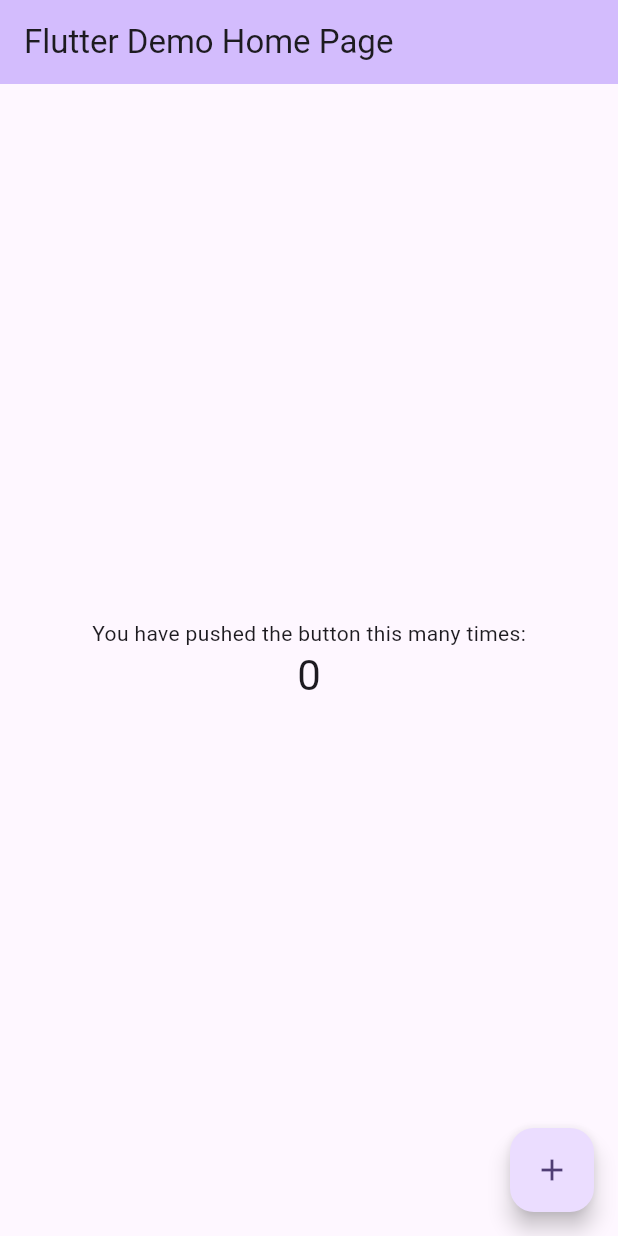
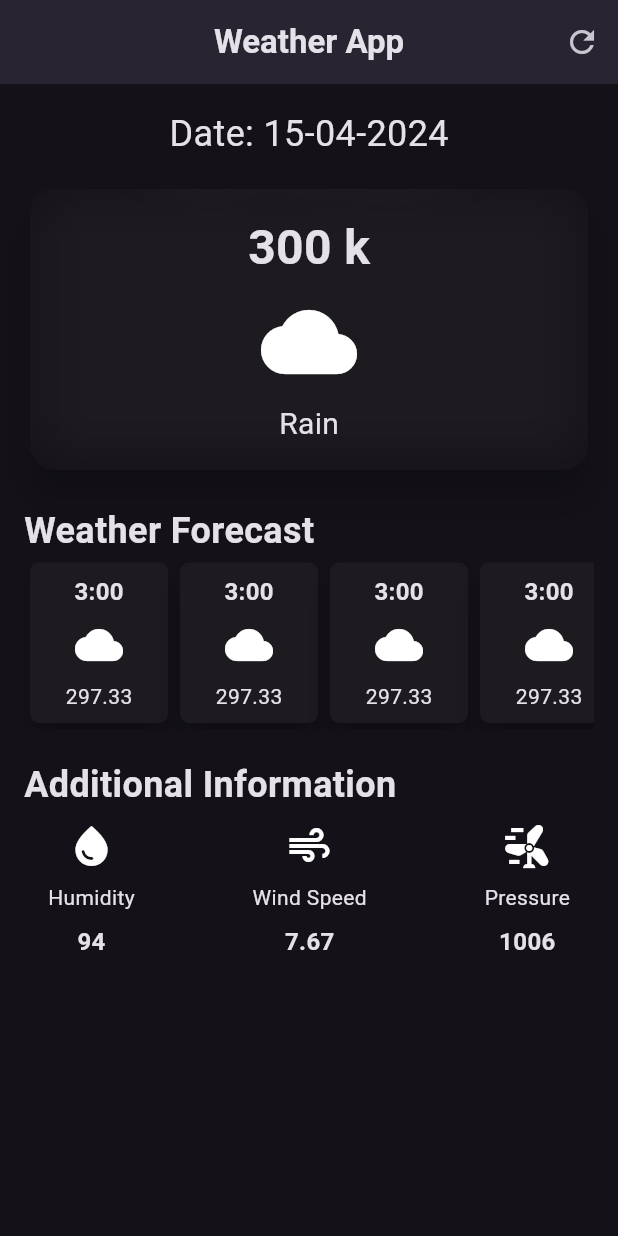
Before and after one commit to uttamkpal/weather_app, a Flutter app: the screen it shows after launch, on a phone screen of 412 x 824 dp. Run offline on Flutter 3.47's test engine with Material 3 defaults, Android fonts, the phone set to English and light mode, and no system bars.

Commit message:
Finish Design layout of the weather App

```diff
--- a/lib/main.dart
+++ b/lib/main.dart
@@ -1,4 +1,5 @@
 import 'package:flutter/material.dart';
+import 'package:weather_app/screens/weather_screen.dart';
 
 void main() {
   runApp(const MyApp());
@@ -11,115 +12,12 @@ class MyApp extends StatelessWidget {
   @override
   Widget build(BuildContext context) {
     return MaterialApp(
-      title: 'Flutter Demo',
-      theme: ThemeData(
-        // This is the theme of your application.
-        //
-        // TRY THIS: Try running your application with "flutter run". You'll see
-        // the application has a purple toolbar. Then, without quitting the app,
-        // try changing the seedColor in the colorScheme below to Colors.green
-        // and then invoke "hot reload" (save your changes or press the "hot
-        // reload" button in a Flutter-supported IDE, or press "r" if you used
-        // the command line to start the app).
-        //
-        // Notice that the counter didn't reset back to zero; the application
-        // state is not lost during the reload. To reset the state, use hot
-        // restart instead.
-        //
-        // This works for code too, not just values: Most code changes can be
-        // tested with just a hot reload.
-        colorScheme: ColorScheme.fromSeed(seedColor: Colors.deepPurple),
+      title: 'Weather App',
+      theme: ThemeData.dark(
         useMaterial3: true,
       ),
-      home: const MyHomePage(title: 'Flutter Demo Home Page'),
+      debugShowCheckedModeBanner: false,
+      home: const WeatherScreen(),
     );
   }
 }
-
-class MyHomePage extends StatefulWidget {
-  const MyHomePage({super.key, required this.title});
-
-  // This widget is the home page of your application. It is stateful, meaning
-  // that it has a State object (defined below) that contains fields that affect
-  // how it looks.
-
-  // This class is the configuration for the state. It holds the values (in this
-  // case the title) provided by the parent (in this case the App widget) and
-  // used by the build method of the State. Fields in a Widget subclass are
-  // always marked "final".
-
-  final String title;
-
-  @override
-  State<MyHomePage> createState() => _MyHomePageState();
-}
-
-class _MyHomePageState extends State<MyHomePage> {
-  int _counter = 0;
-
-  void _incrementCounter() {
-    setState(() {
-      // This call to setState tells the Flutter framework that something has
-      // changed in this State, which causes it to rerun the build method below
-      // so that the display can reflect the updated values. If we changed
-      // _counter without calling setState(), then the build method would not be
-      // called again, and so nothing would appear to happen.
-      _counter++;
-    });
-  }
-
-  @override
-  Widget build(BuildContext context) {
-    // This method is rerun every time setState is called, for instance as done
-    // by the _incrementCounter method above.
-    //
-    // The Flutter framework has been optimized to make rerunning build methods
-    // fast, so that you can just rebuild anything that needs updating rather
-    // than having to individually change instances of widgets.
-    return Scaffold(
-      appBar: AppBar(
-        // TRY THIS: Try changing the color here to a specific color (to
-        // Colors.amber, perhaps?) and trigger a hot reload to see the AppBar
-        // change color while the other colors stay the same.
-        backgroundColor: Theme.of(context).colorScheme.inversePrimary,
-        // Here we take the value from the MyHomePage object that was created by
-        // the App.build method, and use it to set our appbar title.
-        title: Text(widget.title),
-      ),
-      body: Center(
-        // Center is a layout widget. It takes a single child and positions it
-        // in the middle of the parent.
-        child: Column(
-          // Column is also a layout widget. It takes a list of children and
-          // arranges them vertically. By default, it sizes itself to fit its
-          // children horizontally, and tries to be as tall as its parent.
-          //
-          // Column has various properties to control how it sizes itself and
-          // how it positions its children. Here we use mainAxisAlignment to
-          // center the children vertically; the main axis here is the vertical
-          // axis because Columns are vertical (the cross axis would be
-          // horizontal).
-          //
-          // TRY THIS: Invoke "debug painting" (choose the "Toggle Debug Paint"
-          // action in the IDE, or press "p" in the console), to see the
-          // wireframe for each widget.
-          mainAxisAlignment: MainAxisAlignment.center,
-          children: <Widget>[
-            const Text(
-              'You have pushed the button this many times:',
-            ),
-            Text(
-              '$_counter',
-              style: Theme.of(context).textTheme.headlineMedium,
-            ),
-          ],
-        ),
-      ),
-      floatingActionButton: FloatingActionButton(
-        onPressed: _incrementCounter,
-        tooltip: 'Increment',
-        child: const Icon(Icons.add),
-      ), // This trailing comma makes auto-formatting nicer for build methods.
-    );
-  }
-}
--- /dev/null
+++ b/lib/screens/weather_screen.dart
@@ -0,0 +1,174 @@
+import 'dart:ui';
+import 'package:flutter/material.dart';
+import 'package:flutter/widgets.dart';
+import 'package:weather_app/widgets/additional_info_item.dart';
+import 'package:weather_app/widgets/hourly_forecast_item.dart';
+
+class WeatherScreen extends StatelessWidget {
+  const WeatherScreen({super.key});
+
+  @override
+  Widget build(BuildContext context) {
+    return Scaffold(
+      appBar: AppBar(
+        title: const Text(
+          "Weather App",
+          style: TextStyle(
+            fontWeight: FontWeight.bold,
+          ),
+        ),
+        centerTitle: true,
+        elevation: 20,
+        backgroundColor: Colors.black38,
+        actions: [
+          IconButton(
+            onPressed: () {},
+            icon: const Icon(Icons.refresh),
+          ),
+        ],
+      ),
+      body: Padding(
+        padding: const EdgeInsets.all(16.0),
+        child: Column(
+          mainAxisAlignment: MainAxisAlignment.start,
+          crossAxisAlignment: CrossAxisAlignment.start,
+          children: [
+            const Center(
+              child: Text(
+                'Date: 15-04-2024',
+                style: TextStyle(
+                  fontSize: 24,
+                ),
+              ),
+            ),
+            const SizedBox(
+              height: 16,
+            ),
+            SizedBox(
+              width: double.infinity,
+              child: Card(
+                elevation: 10,
+                shape: RoundedRectangleBorder(
+                  borderRadius: BorderRadius.circular(16),
+                ),
+                child: ClipRRect(
+                  borderRadius: BorderRadius.circular(16),
+                  child: BackdropFilter(
+                    filter: ImageFilter.blur(
+                      sigmaX: 20,
+                      sigmaY: 20,
+                    ),
+                    child: const Padding(
+                      padding: EdgeInsets.all(16.0),
+                      child: Column(
+                        children: [
+                          Text(
+                            "300 k",
+                            style: TextStyle(
+                              fontSize: 32,
+                              fontWeight: FontWeight.bold,
+                            ),
+                          ),
+                          SizedBox(height: 8),
+                          Icon(
+                            Icons.cloud,
+                            size: 64,
+                          ),
+                          SizedBox(height: 8),
+                          Text(
+                            "Rain",
+                            style: TextStyle(
+                              fontSize: 20,
+                            ),
+                          ),
+                        ],
+                      ),
+                    ),
+                  ),
+                ),
+              ),
+            ),
+            const SizedBox(height: 20),
+            const Column(
+              crossAxisAlignment: CrossAxisAlignment.start,
+              children: [
+                Text(
+                  "Weather Forecast",
+                  style: TextStyle(
+                    fontSize: 24,
+                    fontWeight: FontWeight.bold,
+                  ),
+                ),
+                SingleChildScrollView(
+                  scrollDirection: Axis.horizontal,
+                  child: Row(
+                    children: [
+                      HourlyForecastItem(
+                        time: "3:00",
+                        icon: Icons.cloud,
+                        tempareture: '297.33',
+                      ),
+                      HourlyForecastItem(
+                        time: "3:00",
+                        icon: Icons.cloud,
+                        tempareture: '297.33',
+                      ),
+                      HourlyForecastItem(
+                        time: "3:00",
+                        icon: Icons.cloud,
+                        tempareture: '297.33',
+                      ),
+                      HourlyForecastItem(
+                        time: "3:00",
+                        icon: Icons.cloud,
+                        tempareture: '297.33',
+                      ),
+                      HourlyForecastItem(
+                        time: "3:00",
+                        icon: Icons.cloud,
+                        tempareture: '297.33',
+                      ),
+                    ],
+                  ),
+                )
+              ],
+            ),
+            const SizedBox(height: 20),
+            const Column(
+              crossAxisAlignment: CrossAxisAlignment.start,
+              children: [
+                Text(
+                  "Additional Information",
+                  style: TextStyle(
+                    fontSize: 24,
+                    fontWeight: FontWeight.bold,
+                  ),
+                ),
+                Row(
+                  mainAxisAlignment: MainAxisAlignment.spaceBetween,
+                  children: [
+                    AdditionalInfoItem(
+                      icon: Icons.water_drop,
+                      label: "Humidity",
+                      value: '94',
+                    ),
+                    AdditionalInfoItem(
+                      icon: Icons.air,
+                      label: "Wind Speed",
+                      value: '7.67',
+                    ),
+                    AdditionalInfoItem(
+                      icon: Icons.wind_power,
+                      label: "Pressure",
+                      value: '1006',
+                    ),
+                  ],
+                )
+              ],
+            ),
+          ],
+        ),
+      ),
+    );
+  }
+}
--- /dev/null
+++ b/lib/widgets/additional_info_item.dart
@@ -0,0 +1,41 @@
+import 'package:flutter/material.dart';
+
+class AdditionalInfoItem extends StatelessWidget {
+  final IconData icon;
+  final String label;
+  final String value;
+  const AdditionalInfoItem({
+    super.key,
+    required this.icon,
+    required this.label,
+    required this.value,
+  });
+
+  @override
+  Widget build(BuildContext context) {
+    return Padding(
+      padding: const EdgeInsets.symmetric(horizontal: 16, vertical: 8),
+      child: Column(
+        children: [
+          Icon(
+            icon,
+            size: 32,
+          ),
+          const SizedBox(height: 8),
+          Text(
+            label,
+            style: TextStyle(fontSize: 14),
+          ),
+          const SizedBox(height: 8),
+          Text(
+            value,
+            style: const TextStyle(
+              fontSize: 16,
+              fontWeight: FontWeight.bold,
+            ),
+          ),
+        ],
+      ),
+    );
+  }
+}
--- /dev/null
+++ b/lib/widgets/hourly_forecast_item.dart
@@ -0,0 +1,46 @@
+import 'package:flutter/material.dart';
+
+class HourlyForecastItem extends StatelessWidget {
+  final String time;
+  final IconData icon;
+  final String tempareture;
+  const HourlyForecastItem({
+    super.key,
+    required this.time,
+    required this.icon,
+    required this.tempareture,
+  });
+
+  @override
+  Widget build(BuildContext context) {
+    return SizedBox(
+      width: 100,
+      child: Card(
+          elevation: 10,
+          shape: RoundedRectangleBorder(
+            borderRadius: BorderRadius.circular(6),
+          ),
+          child: Padding(
+            padding: const EdgeInsets.symmetric(vertical: 8, horizontal: 16),
+            child: Column(
+              children: [
+                Text(
+                  time,
+                  style: const TextStyle(
+                    fontSize: 16,
+                    fontWeight: FontWeight.bold,
+                  ),
+                ),
+                const SizedBox(height: 8),
+                Icon(
+                  icon,
+                  size: 32,
+                ),
+                const SizedBox(height: 8),
+                Text(tempareture),
+              ],
+            ),
+          )),
+    );
+  }
+}
```
